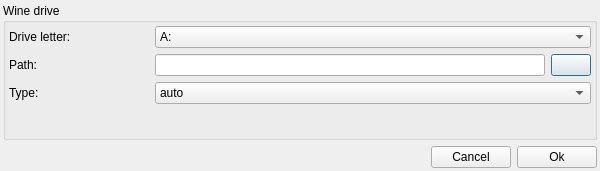
First picture: the form in src/q4wine-gui/uis/WineDriveDialog.ui, repository brezerk/q4wine, before the edit.
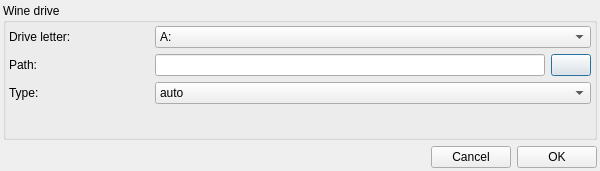
Second picture: the form after the edit.

```diff
--- a/src/q4wine-gui/uis/WineDriveDialog.ui
+++ b/src/q4wine-gui/uis/WineDriveDialog.ui
@@ -333,7 +333,7 @@
      <item>
       <widget class="QPushButton" name="cmdOk">
        <property name="text">
-        <string>Ok</string>
+        <string>OK</string>
        </property>
       </widget>
      </item>
```
